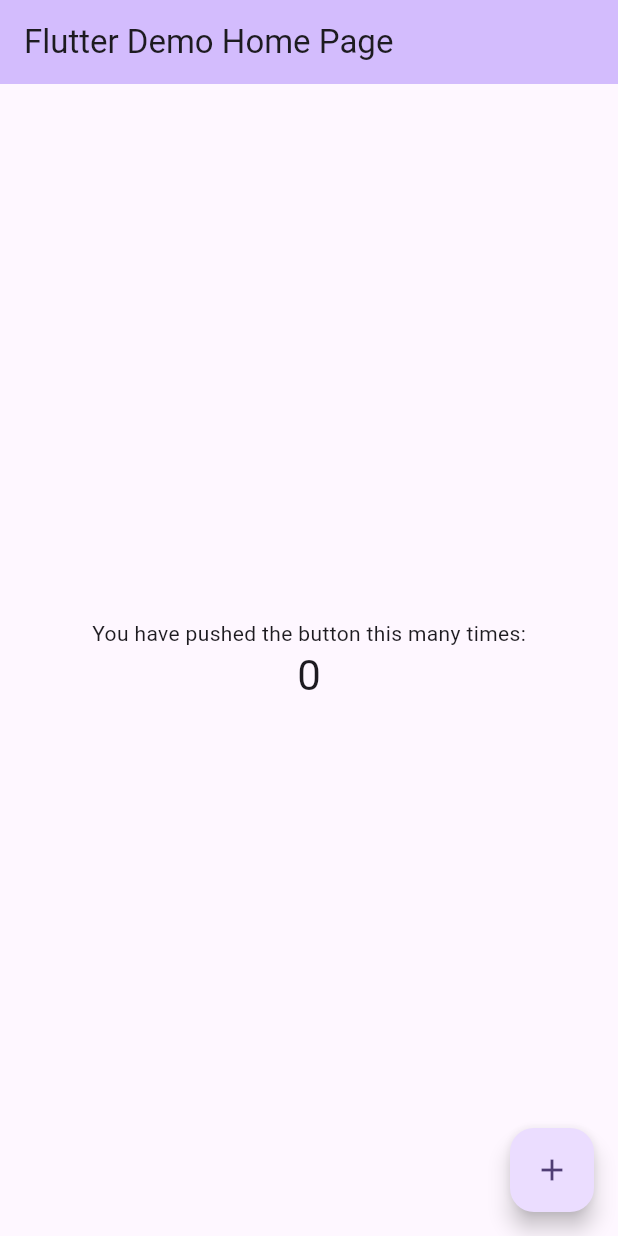
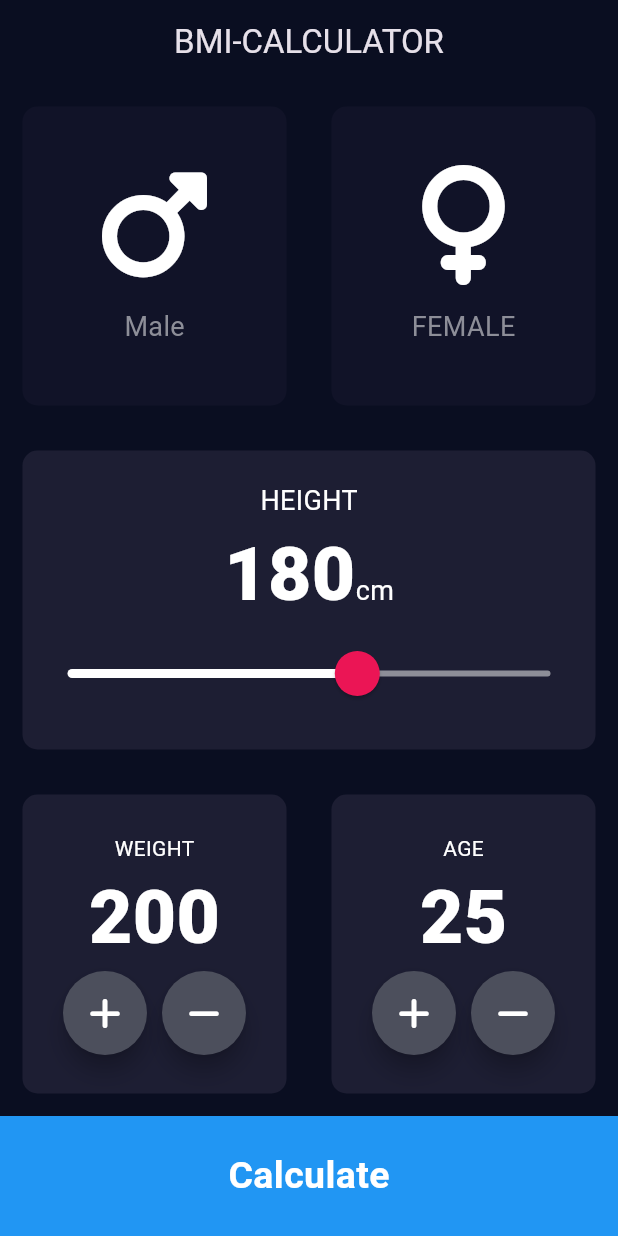
Before and after one commit to Ampaw24/BMI-Calculator--Flutter, a Flutter app: the screen it shows after launch, on a phone screen of 412 x 824 dp. Run offline on Flutter 3.47's test engine with Material 3 defaults, Android fonts, the phone set to English and light mode, and no system bars; our stand-ins replace font_awesome_flutter.

Commit message:
code pages commenced

```diff
--- a/lib/main.dart
+++ b/lib/main.dart
@@ -1,4 +1,8 @@
+// ignore_for_file: prefer_const_constructors
+
+import 'package:bmicalculator/views/homepage.dart';
 import 'package:flutter/material.dart';
+
 
 void main() {
   runApp(const MyApp());
@@ -7,119 +11,18 @@ void main() {
 class MyApp extends StatelessWidget {
   const MyApp({super.key});
 
-  // This widget is the root of your application.
   @override
   Widget build(BuildContext context) {
     return MaterialApp(
-      title: 'Flutter Demo',
-      theme: ThemeData(
-        // This is the theme of your application.
-        //
-        // TRY THIS: Try running your application with "flutter run". You'll see
-        // the application has a purple toolbar. Then, without quitting the app,
-        // try changing the seedColor in the colorScheme below to Colors.green
-        // and then invoke "hot reload" (save your changes or press the "hot
-        // reload" button in a Flutter-supported IDE, or press "r" if you used
-        // the command line to start the app).
-        //
-        // Notice that the counter didn't reset back to zero; the application
-        // state is not lost during the reload. To reset the state, use hot
-        // restart instead.
-        //
-        // This works for code too, not just values: Most code changes can be
-        // tested with just a hot reload.
-        colorScheme: ColorScheme.fromSeed(seedColor: Colors.deepPurple),
-        useMaterial3: true,
+      debugShowCheckedModeBanner: false,
+      theme: ThemeData.dark().copyWith(
+        primaryColor: Color(0xFF0A0E21),
+        scaffoldBackgroundColor: Color(0xFF0A0E21),
+                 textTheme:TextTheme(
+
+         ),
       ),
-      home: const MyHomePage(title: 'Flutter Demo Home Page'),
+        home: InputApp(),
     );
   }
 }
-
-class MyHomePage extends StatefulWidget {
-  const MyHomePage({super.key, required this.title});
-
-  // This widget is the home page of your application. It is stateful, meaning
-  // that it has a State object (defined below) that contains fields that affect
-  // how it looks.
-
-  // This class is the configuration for the state. It holds the values (in this
-  // case the title) provided by the parent (in this case the App widget) and
-  // used by the build method of the State. Fields in a Widget subclass are
-  // always marked "final".
-
-  final String title;
-
-  @override
-  State<MyHomePage> createState() => _MyHomePageState();
-}
-
-class _MyHomePageState extends State<MyHomePage> {
-  int _counter = 0;
-
-  void _incrementCounter() {
-    setState(() {
-      // This call to setState tells the Flutter framework that something has
-      // changed in this State, which causes it to rerun the build method below
-      // so that the display can reflect the updated values. If we changed
-      // _counter without calling setState(), then the build method would not be
-      // called again, and so nothing would appear to happen.
-      _counter++;
-    });
-  }
-
-  @override
-  Widget build(BuildContext context) {
-    // This method is rerun every time setState is called, for instance as done
-    // by the _incrementCounter method above.
-    //
-    // The Flutter framework has been optimized to make rerunning build methods
-    // fast, so that you can just rebuild anything that needs updating rather
-    // than having to individually change instances of widgets.
-    return Scaffold(
-      appBar: AppBar(
-        // TRY THIS: Try changing the color here to a specific color (to
-        // Colors.amber, perhaps?) and trigger a hot reload to see the AppBar
-        // change color while the other colors stay the same.
-        backgroundColor: Theme.of(context).colorScheme.inversePrimary,
-        // Here we take the value from the MyHomePage object that was created by
-        // the App.build method, and use it to set our appbar title.
-        title: Text(widget.title),
-      ),
-      body: Center(
-        // Center is a layout widget. It takes a single child and positions it
-        // in the middle of the parent.
-        child: Column(
-          // Column is also a layout widget. It takes a list of children and
-          // arranges them vertically. By default, it sizes itself to fit its
-          // children horizontally, and tries to be as tall as its parent.
-          //
-          // Column has various properties to control how it sizes itself and
-          // how it positions its children. Here we use mainAxisAlignment to
-          // center the children vertically; the main axis here is the vertical
-          // axis because Columns are vertical (the cross axis would be
-          // horizontal).
-          //
-          // TRY THIS: Invoke "debug painting" (choose the "Toggle Debug Paint"
-          // action in the IDE, or press "p" in the console), to see the
-          // wireframe for each widget.
-          mainAxisAlignment: MainAxisAlignment.center,
-          children: <Widget>[
-            const Text(
-              'You have pushed the button this many times:',
-            ),
-            Text(
-              '$_counter',
-              style: Theme.of(context).textTheme.headlineMedium,
-            ),
-          ],
-        ),
-      ),
-      floatingActionButton: FloatingActionButton(
-        onPressed: _incrementCounter,
-        tooltip: 'Increment',
-        child: const Icon(Icons.add),
-      ), // This trailing comma makes auto-formatting nicer for build methods.
-    );
-  }
-}
--- /dev/null
+++ b/lib/specs/cardcontent.dart
@@ -0,0 +1,32 @@
+import 'package:flutter/material.dart';
+import 'package:font_awesome_flutter/font_awesome_flutter.dart';
+import 'constants.dart';
+
+class CardContent extends StatelessWidget {
+  CardContent({required this.gender,required this.icons});
+  final gender;
+  final IconData icons;
+
+  @override
+  Widget build(BuildContext context) {
+    return Column(
+      mainAxisAlignment: MainAxisAlignment.center,
+      children: [
+        Icon(
+          icons,
+          size: buttonHeight,
+        ),
+        SizedBox(
+          height: 15.0,
+        ),
+        Text(
+          gender,
+          style: TextStyle(
+            color: Color(0xff8D8E98),
+            fontSize: 18.0,
+          ),
+        )
+      ],
+    );
+  }
+}
--- /dev/null
+++ b/lib/specs/constants.dart
@@ -0,0 +1,21 @@
+import 'package:flutter/material.dart';
+
+const buttonHeight = 80.0;
+const activecolor = Color.fromARGB(255, 37, 38, 51);
+const buttoncolor = Color(0xFFEB1555);
+const inactiveCardcolor = Color(0xFF111328);
+const textSize = 50.0;
+const fontb = FontWeight.w900;
+
+enum Gender { male, female }
+
+TextStyle numberStyleText() {
+  return const TextStyle(fontSize: textSize, fontWeight: fontb);
+}
+
+const kLargeButtonFnt = TextStyle(fontSize: 25, fontWeight: FontWeight.bold);
+const kTitleFnt = TextStyle(fontSize: 50, fontWeight: FontWeight.bold);
+const kResultText = TextStyle(
+    fontSize: 22.0, color: Color(0xff24D876), fontWeight: FontWeight.bold);
+const kReadingText = TextStyle(fontSize: 100.0, fontWeight: FontWeight.bold);
+const kinterludeText = TextStyle(fontSize: 22.0);
--- /dev/null
+++ b/lib/views/homepage.dart
@@ -0,0 +1,260 @@
+// ignore_for_file: prefer_const_constructors, prefer_const_literals_to_create_immutables, use_key_in_widget_constructors
+import 'package:bmicalculator/specs/cardcontent.dart';
+import 'package:bmicalculator/specs/constants.dart';
+import 'package:bmicalculator/views/resultspage.dart';
+import 'package:bmicalculator/widgets/blocks.dart';
+import 'package:bmicalculator/widgets/bottomButton.dart';
+import 'package:bmicalculator/widgets/calculateBrain.dart';
+import 'package:bmicalculator/widgets/roundedbutton.dart';
+import 'package:flutter/material.dart';
+import 'package:font_awesome_flutter/font_awesome_flutter.dart';
+
+
+const buttonHeight = 80.0;
+const activecolor = Color(0xFF1D1E33);
+const buttoncolor = Color(0xFFEB1555);
+const inactiveCardcolor = Color(0xFF111328);
+int height = 180;
+int weight = 200;
+int age = 25;
+
+enum Gender { male, female }
+
+class InputApp extends StatefulWidget {
+  const InputApp({super.key});
+
+  @override
+  State<InputApp> createState() => _InputAppState();
+}
+
+class _InputAppState extends State<InputApp> {
+  Gender? selectedGender;
+
+  @override
+  Widget build(BuildContext context) {
+    return Scaffold(
+        appBar: AppBar(
+          backgroundColor: Color(0xFF0A0E21),
+          title: Center(child: Text("BMI-CALCULATOR")),
+          elevation: 0,
+        ),
+        body: Column(
+          crossAxisAlignment: CrossAxisAlignment.stretch,
+          children: [
+            Expanded(
+                child: Row(
+              children: [
+                Expanded(
+                    child: GestureDetector(
+                  onTap: () {
+                    setState(() {
+                      selectedGender = Gender.male;
+                    });
+                  },
+                  child: Blocks(
+                    conts: CardContent(
+                      icons: FontAwesomeIcons.mars,
+                      gender: "Male",
+                    ),
+                    colour: selectedGender == Gender.male
+                        ? activecolor
+                        : inactiveCardcolor,
+                  ),
+                )),
+                Expanded(
+                    child: GestureDetector(
+                  onTap: () {
+                    selectedGender = Gender.female;
+                    print("Female Tap");
+                  },
+                  child: Blocks(
+                    conts: CardContent(
+                      gender: "FEMALE",
+                      icons: FontAwesomeIcons.venus,
+                    ),
+                    colour: selectedGender == Gender.female
+                        ? activecolor
+                        : inactiveCardcolor,
+                  ),
+                )),
+              ],
+            )),
+            Expanded(
+                child: Blocks(
+                    conts: Column(
+                      mainAxisAlignment: MainAxisAlignment.center,
+                      children: [
+                        Text(
+                          "HEIGHT",
+                          style: TextStyle(
+                            fontSize: 18.0,
+                          ),
+                        ),
+                        Row(
+                          mainAxisAlignment: MainAxisAlignment.center,
+                          crossAxisAlignment: CrossAxisAlignment.baseline,
+                          textBaseline: TextBaseline.alphabetic,
+                          children: [
+                            Text(
+                              height.toString(),
+                              style: TextStyle(
+                                  fontSize: textSize, fontWeight: fontb),
+                            ),
+                            Text(
+                              "cm",
+                              style: TextStyle(fontSize: 18.0),
+                            ),
+                          ],
+                        ),
+                        SliderTheme(
+                          data: SliderTheme.of(context).copyWith(
+                              overlayColor: Color(0x29EB1555),
+                              activeTrackColor: Colors.white,
+                              thumbColor: Color(0xFFEB1555),
+                              thumbShape: RoundSliderThumbShape(
+                                  enabledThumbRadius: 15.0),
+                              overlayShape:
+                                  RoundSliderOverlayShape(overlayRadius: 30.0)),
+                          child: Slider(
+                            inactiveColor: Color(0xFF8D8E98),
+                            min: 120,
+                            max: 220,
+                            value: height.toDouble(),
+                            onChanged: ((double value) {
+                              setState(() {
+                                height = value.round();
+                              });
+                            }),
+                          ),
+                        )
+                      ],
+                    ),
+                    colour: Color(0xFF1D1E33))),
+            Expanded(
+                child: Row(
+              children: [
+                Expanded(
+                    child: Blocks(
+                        conts: Column(
+                          mainAxisAlignment: MainAxisAlignment.center,
+                          children: [
+                            Text(
+                              "WEIGHT",
+                            ),
+                            Row(
+                              mainAxisAlignment: MainAxisAlignment.center,
+                              crossAxisAlignment: CrossAxisAlignment.baseline,
+                              textBaseline: TextBaseline.alphabetic,
+                              children: [
+                                Text(
+                                  weight.toString(),
+                                  style: numberStyleText(),
+                                ),
+                              ],
+                            ),
+                            Row(
+                              mainAxisAlignment: MainAxisAlignment.center,
+                              children: [
+                                RoundedButton(
+                                  onPressed: () {
+                                    setState(() {
+                                      weight += 1;
+                                    });
+                                  },
+                                  reqicon: Icon(
+                                    FontAwesomeIcons.add,
+                                    color: Colors.white,
+                                  ),
+                                ),
+                                SizedBox(
+                                  width: 10,
+                                ),
+                                RoundedButton(
+                                  onPressed: () {
+                                    setState(() {
+                                      weight -= 1;
+                                    });
+                                  },
+                                  reqicon: Icon(
+                                    FontAwesomeIcons.minus,
+                                    color: Colors.white,
+                                  ),
+                                )
+                              ],
+                            )
+                          ],
+                        ),
+                        colour: Color(0xFF1D1E33))),
+                Expanded(
+                    child: Blocks(
+                  conts: Column(
+                    mainAxisAlignment: MainAxisAlignment.center,
+                    children: [
+                      Text(
+                        "AGE",
+                      ),
+                      Row(
+                        mainAxisAlignment: MainAxisAlignment.center,
+                        crossAxisAlignment: CrossAxisAlignment.baseline,
+                        textBaseline: TextBaseline.alphabetic,
+                        children: [
+                          Text(
+                            age.toString(),
+                            style: numberStyleText(),
+                          ),
+                        ],
+                      ),
+                      Row(
+                        mainAxisAlignment: MainAxisAlignment.center,
+                        children: [
+                          RoundedButton(
+                            onPressed: () {
+                              setState(() {
+                                age += 1;
+                              });
+                            },
+                            reqicon: Icon(
+                              FontAwesomeIcons.add,
+                              color: Colors.white,
+                            ),
+                          ),
+                          SizedBox(
+                            width: 10,
+                          ),
+                          RoundedButton(
+                            onPressed: () {
+                              setState(() {
+                                age -= 1;
+                              });
+                            },
+                            reqicon: Icon(
+                              FontAwesomeIcons.minus,
+                              color: Colors.white,
+                            ),
+                          )
+                        ],
+                      )
+                    ],
+                  ),
+                  colour: Color(0xFF1D1E33),
+                ))
+              ],
+            )),
+            BottomButton(
+              buttonTitle: "Calculate",
+              onTap: () {
+                CalculateBmi calc =CalculateBmi(height: height, weight: weight);
+
+                calc.getInterpretation();
+                Navigator.push(context,
+                    MaterialPageRoute(builder: (context) => ResultsPage(
+                      bmiresult:  calc.Calculator(),
+                      bmiInter: calc.getInterpretation(),
+                      bmiStatus: calc.getResults(),
+                    )));
+              },
+            ),
+          ],
+        ));
+  }
+}
--- /dev/null
+++ b/lib/widgets/blocks.dart
@@ -0,0 +1,18 @@
+import 'package:flutter/material.dart';
+
+class Blocks extends StatelessWidget {
+  const Blocks({required this.colour, required this.conts, this.actiion});
+  final Color colour;
+  final Widget conts;
+  final Function? actiion;
+
+  @override
+  Widget build(BuildContext context) {
+    return Container(
+      child: conts,
+      margin: const EdgeInsets.all(15.0),
+      decoration: BoxDecoration(
+          color: colour, borderRadius: BorderRadius.circular(10.0)),
+    );
+  }
+}
--- /dev/null
+++ b/lib/widgets/bottomButton.dart
@@ -0,0 +1,32 @@
+
+import 'package:flutter/material.dart';
+import '../specs/constants.dart';
+import '../views/homepage.dart';
+
+
+
+class BottomButton extends StatelessWidget {
+
+  const BottomButton({
+   required this.buttonTitle,this.onTap
+  });
+   final VoidCallback ? onTap;
+   final String buttonTitle;
+
+  @override
+  Widget build(BuildContext context) {
+    return GestureDetector(
+      onTap:onTap,
+      child: Container(
+        color: Colors.blue,
+        width: double.infinity,
+        height: 80.0,
+        child: Center(
+            child: Text(
+          buttonTitle,
+          style: kLargeButtonFnt,
+        )),
+      ),
+    );
+  }
+}
--- /dev/null
+++ b/lib/widgets/calculateBrain.dart
@@ -0,0 +1,33 @@
+import 'dart:math';
+
+class CalculateBmi {
+  CalculateBmi({this.height, this.weight});
+  final int? height;
+  final int? weight;
+
+  late double _bmi;
+  String Calculator() {
+    _bmi = weight! / pow(height! / 100, 2);
+    return _bmi.toStringAsFixed(1);
+  }
+
+  String getResults() {
+    if (_bmi >= 25) {
+      return "You Are Underweight";
+    } else if (_bmi > 18.5) {
+      return "You are Normal";
+    } else {
+      return "You are Obessed";
+    }
+  }
+
+  String getInterpretation() {
+    if (_bmi >= 25) {
+      return "You Need to Eat Alot Bro!!";
+    } else if (_bmi > 18.5) {
+      return "You are GyeGye ";
+    } else {
+      return "You need more Exercise";
+    }
+  }
+}
--- /dev/null
+++ b/lib/widgets/roundedbutton.dart
@@ -0,0 +1,23 @@
+import 'package:flutter/material.dart';
+
+class RoundedButton extends StatelessWidget {
+  RoundedButton({required this.reqicon,this.onPressed });
+    final VoidCallback? onPressed;
+  final Widget reqicon;
+  @override
+  Widget build(BuildContext context) {
+    return RawMaterialButton(
+      child: reqicon,
+      elevation: 6.0,
+      constraints: BoxConstraints.tightFor(
+        width: 56.0,
+        height: 56.0,
+      ),
+      onPressed:onPressed,
+            shape: CircleBorder(),
+      fillColor: Color(0xff4c4f5c),
+    );
+  }
+
+
+}
--- a/pubspec.yaml
+++ b/pubspec.yaml
@@ -35,6 +35,9 @@ dependencies:
   # The following adds the Cupertino Icons font to your application.
   # Use with the CupertinoIcons class for iOS style icons.
   cupertino_icons: ^1.0.2
+  provider: ^6.1.1
+  google_fonts: ^6.1.0
+  font_awesome_flutter: ^10.6.0
 
 dev_dependencies:
   flutter_test:
```
Also changed, not shown: lib/views/resultspage.dart (added, +73 -0 lines), lib/widgets/slider.dart (added, +41 -0 lines), pubspec.lock, 1 other file.
